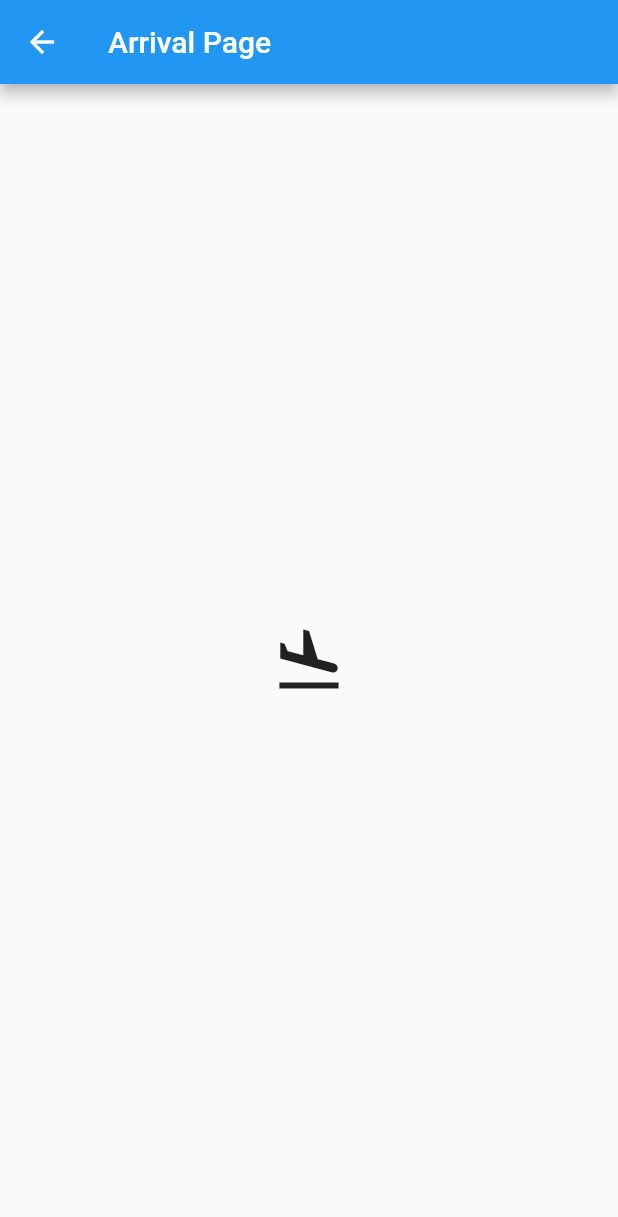
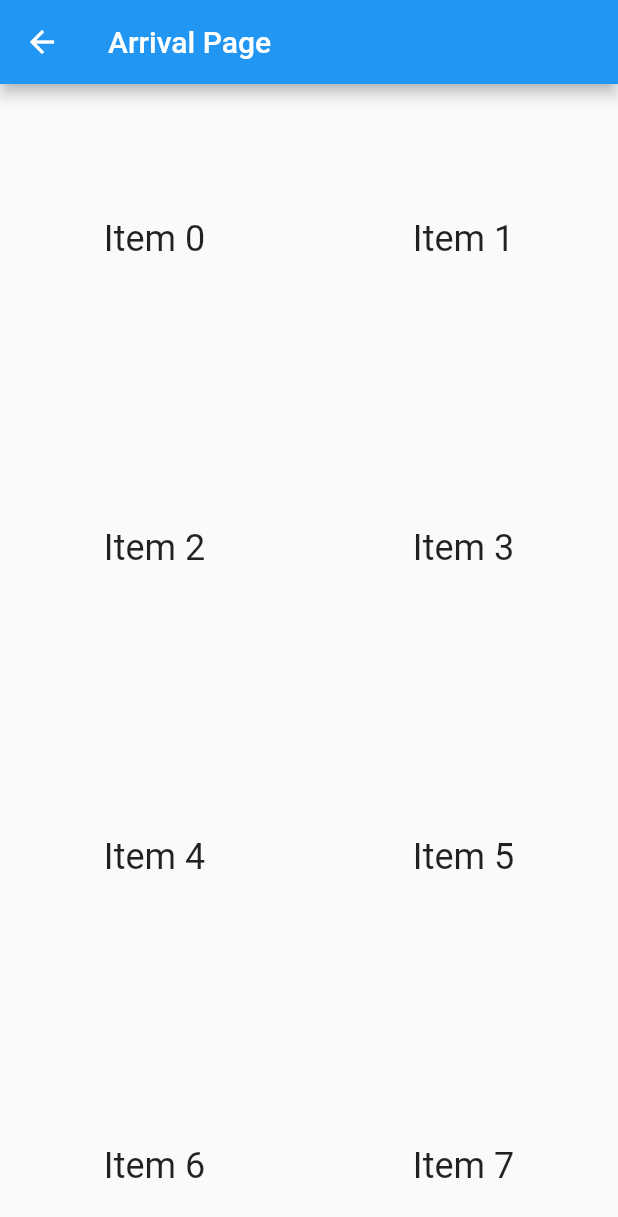
Before and after one commit to gyugie/flutter_animation, a Flutter app: the screen it shows after launch, in the side drawer, after a tap on "Arrival", on a phone screen of 412 x 824 dp. Shown: the top 1217 px of the screen. Run offline on Flutter 3.47's test engine with Material 2 defaults, Android fonts, the phone set to English and light mode, and no system bars.

```diff
--- a/lib/main.dart
+++ b/lib/main.dart
@@ -52,7 +52,7 @@ class MyHome extends StatelessWidget {
             ),
             ListTile(
               leading: Icon(Icons.flight_land),
-              title: Text('Depature'),
+              title: Text('SnackBar'),
               onTap: () {
                 //Update the state of the app
                 //...
@@ -76,13 +76,22 @@ class ArrivalPage extends StatelessWidget {
       appBar: AppBar(
         title: Text('Arrival Page'),
         ),
-      body: Center(
-         child: Column( // Replace with a Row for horizontal icon + text
-          mainAxisAlignment: MainAxisAlignment.center,
-          children: <Widget>[
-            Icon(Icons.flight_land, size: 50),
-            ],
-        ),
+      body: OrientationBuilder(
+        builder: (context, orientation){
+          return GridView.count(
+            //create a grid with 2 columns in potrait mmode, or 3 column in landscape mode
+            crossAxisCount: orientation == Orientation.portrait ? 2 : 3,
+            // Generate 100 widget that display their index in the list
+            children: List.generate(100, (index){
+              return Center(
+                child: Text(
+                  'Item $index',
+                  style: Theme.of(context).textTheme.headline,
+                  ),
+                );
+            }),
+          );
+        },
       ),
     );
   }
```
